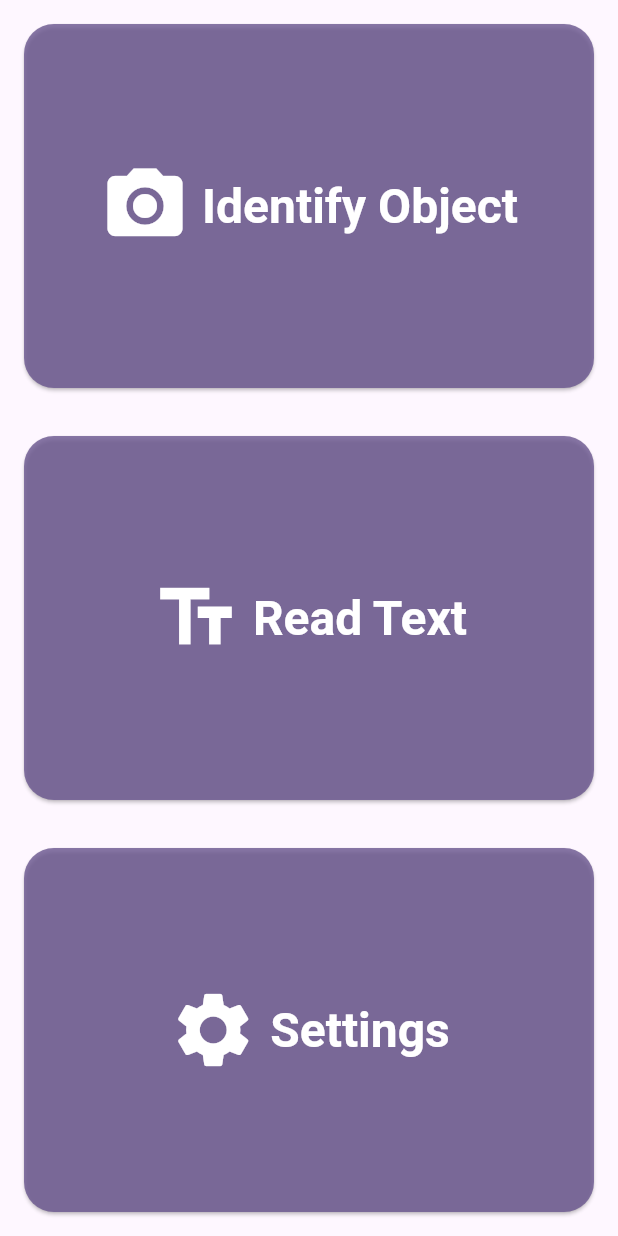
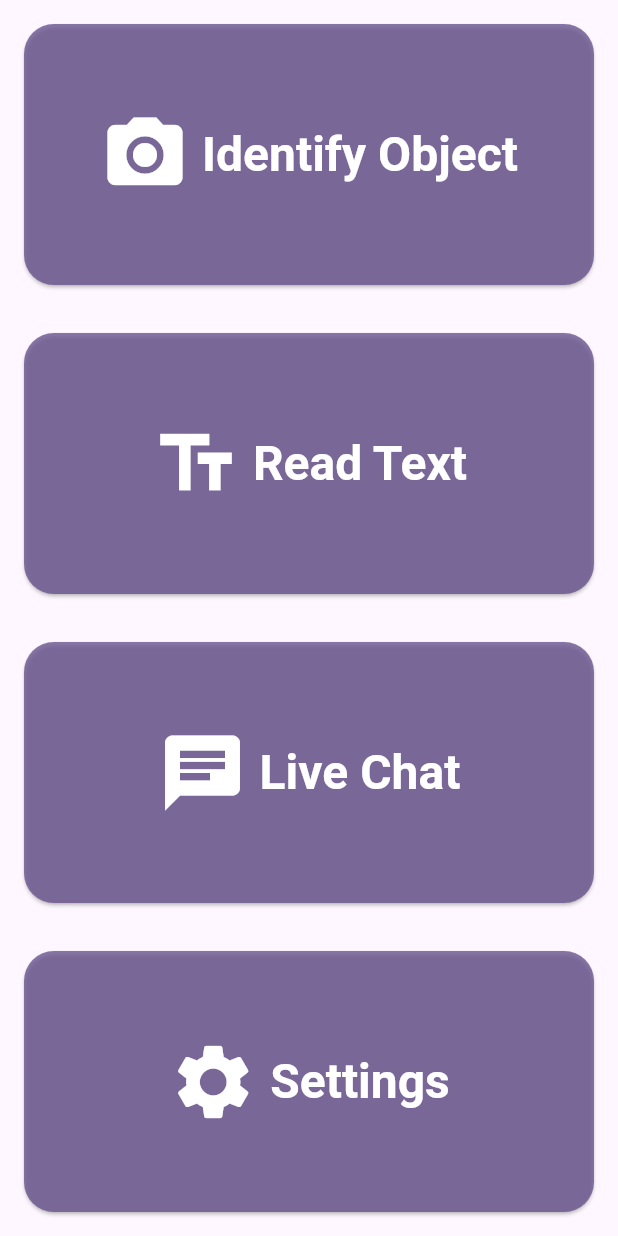
Before and after one commit to SziluChannel/LumiAI, a Flutter app: the MinimalFunctionalUI widget shown alone on an empty page, opened directly, on a phone screen of 412 x 824 dp. Run offline on Flutter 3.47's test engine with Material 3 defaults, Android fonts, the phone set to English and light mode, and no system bars; our stand-ins replace camera, flutter_dotenv, flutter_riverpod, flutter_tts, image_picker, local_auth and 4 more; missing offline and left inert: dart:js_interop, record; accounts and stored records are empty; generated files the repository leaves out were written again; network calls fail.

Commit message:
Live chat gomb a minimal UI-on

```diff
--- a/lib/features/home/layouts/minimal_ui.dart
+++ b/lib/features/home/layouts/minimal_ui.dart
@@ -3,6 +3,7 @@ import 'package:flutter_riverpod/flutter_riverpod.dart';
 import 'package:lumiai/core/constants/app_prompts.dart';
 import 'package:lumiai/core/services/feedback_service.dart';
 import 'package:lumiai/features/global_listening/global_listening_controller.dart';
+import 'package:lumiai/features/live_chat/ui/live_chat_screen.dart';
 import 'package:lumiai/features/settings/ui/settings_screen.dart';
 import 'package:provider/provider.dart' as pr; // Alias for Provider.of
 import 'package:lumiai/features/accessibility/font_size_feature.dart'; // For FontSizeProvider
@@ -34,6 +35,15 @@ class MinimalFunctionalUI extends ConsumerWidget {
           onPressed: () {
             // Send read text prompt
             globalController.sendUserPrompt(AppPrompts.readText);
+          },
+        ),
+        _MinimalMenuButton(
+          label: 'Live Chat',
+          icon: Icons.chat,
+          onPressed: () {
+            Navigator.of(context).push(
+              MaterialPageRoute(builder: (context) => const LiveChatScreen()),
+            );
           },
         ),
         _MinimalMenuButton(
```
